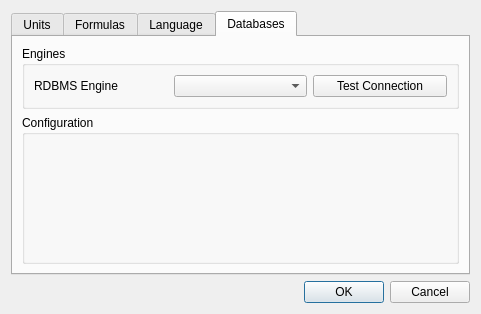
Qt form ui/optionsDialog.ui (Brewtarget/brewtarget) before a commit.
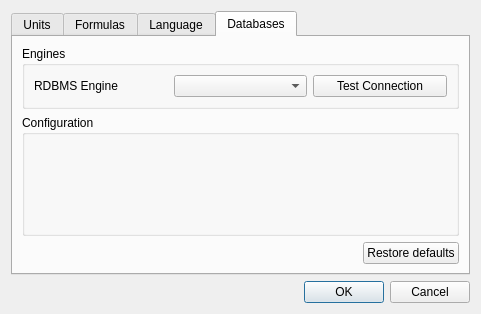
The same form after that commit.

Commit message:
Option dialog doesn't look too bad now
Added one single default button, moved the "browse" buttons along side the
text input and rebalanced the screens a little. I think it looks much better.

The single default button restores all fields in the displayed database dialog
to their default values. This is true for both SQLite and PostgreSQL dialogs.

Also fixed a typo/leftover from the last commit

Diff of the .ui file:
```diff
--- a/ui/optionsDialog.ui
+++ b/ui/optionsDialog.ui
@@ -275,9 +275,7 @@
       <attribute name="title">
        <string>Databases</string>
       </attribute>
-      <layout class="QHBoxLayout" name="horizontalLayout">
-       <item>
-        <layout class="QVBoxLayout" name="verticalLayout_2" stretch="0,1">
+      <layout class="QVBoxLayout" name="verticalLayout_2">
          <item>
           <widget class="QGroupBox" name="groupBox_engine">
            <property name="title">
@@ -309,6 +307,12 @@
            <property name="enabled">
             <bool>true</bool>
            </property>
+         <property name="sizePolicy">
+          <sizepolicy hsizetype="Preferred" vsizetype="MinimumExpanding">
+           <horstretch>0</horstretch>
+           <verstretch>0</verstretch>
+          </sizepolicy>
+         </property>
            <property name="title">
             <string>Configuration</string>
            </property>
@@ -316,6 +320,28 @@
             <string notr="true">optionsDialog</string>
            </property>
            <layout class="QGridLayout" name="gridLayout"/>
+        </widget>
+       </item>
+       <item>
+        <layout class="QHBoxLayout" name="horizontalLayout">
+         <item>
+          <spacer name="horizontalSpacer">
+           <property name="orientation">
+            <enum>Qt::Horizontal</enum>
+           </property>
+           <property name="sizeHint" stdset="0">
+            <size>
+             <width>40</width>
+             <height>20</height>
+            </size>
+           </property>
+          </spacer>
+         </item>
+         <item>
+          <widget class="QPushButton" name="pushButton_resetToDefault">
+           <property name="text">
+            <string>Restore defaults</string>
+           </property>
           </widget>
          </item>
         </layout>
```
Lines whose indentation alone changed are shown as unchanged. The commit also changes 3 other files.
